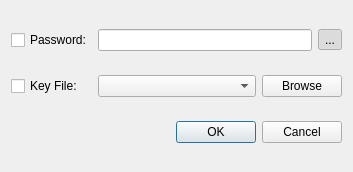
Above: src/gui/KeyOpenDialog.ui from danilovsergei/keepassx-gdrive before the change. Below: the same form after it.
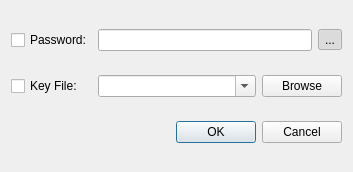
That is the form after the change.

Commit message: Implement opening databases with key files.

Patch:
```diff
--- a/src/gui/KeyOpenDialog.ui
+++ b/src/gui/KeyOpenDialog.ui
@@ -62,6 +62,9 @@
          <verstretch>0</verstretch>
         </sizepolicy>
        </property>
+       <property name="editable">
+        <bool>true</bool>
+       </property>
       </widget>
      </item>
      <item>
```
Left out of the diff: 35 changed lines with no effect on the pictures. The commit also changes 2 other files.
